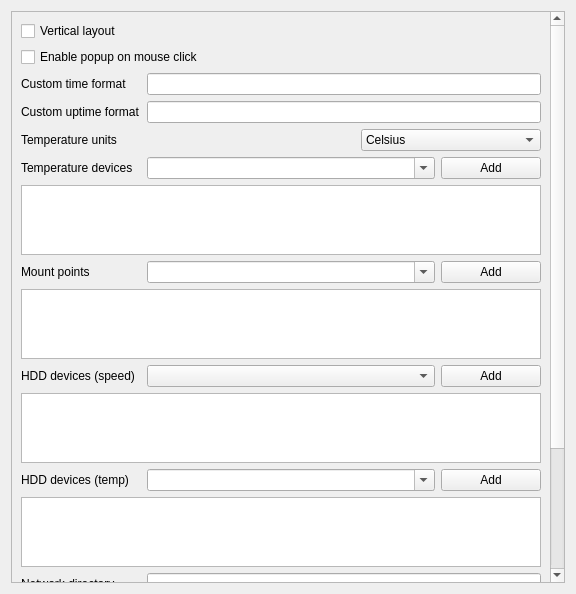
Qt form sources/ptm/contents/ui/advanced.ui (arcan1s/awesome-widgets) before a commit.
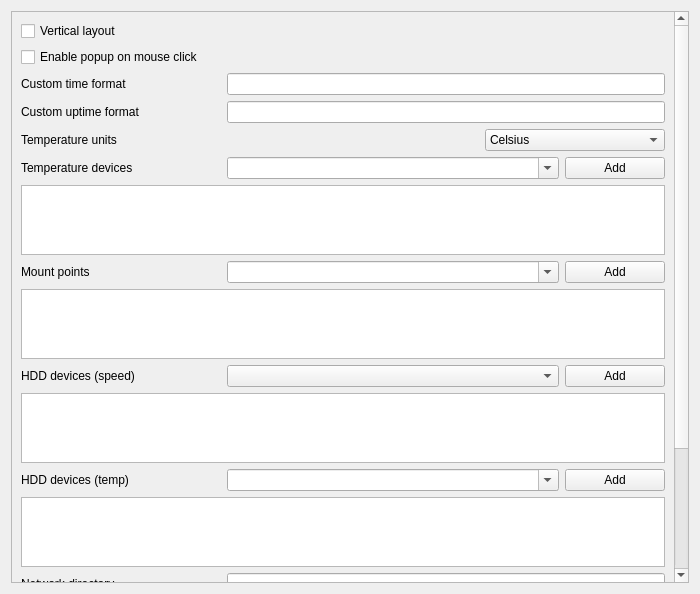
The same form after that commit.

Commit message: edit size of fields in configuration interface

Diff of the .ui file:
```diff
--- a/sources/ptm/contents/ui/advanced.ui
+++ b/sources/ptm/contents/ui/advanced.ui
@@ -6,7 +6,7 @@
    <rect>
     <x>0</x>
     <y>0</y>
-    <width>576</width>
+    <width>700</width>
     <height>594</height>
    </rect>
   </property>
@@ -18,7 +18,7 @@
   </property>
   <property name="minimumSize">
    <size>
-    <width>576</width>
+    <width>700</width>
     <height>0</height>
    </size>
   </property>
@@ -41,8 +41,8 @@
       <property name="geometry">
        <rect>
         <x>0</x>
-        <y>0</y>
-        <width>542</width>
+        <y>-195</y>
+        <width>666</width>
         <height>773</height>
        </rect>
       </property>
@@ -67,7 +67,7 @@
           <widget class="QLabel" name="label_timeFormat">
            <property name="minimumSize">
             <size>
-             <width>120</width>
+             <width>200</width>
              <height>0</height>
             </size>
            </property>
@@ -109,7 +109,7 @@
           <widget class="QLabel" name="label_uptimeFormat">
            <property name="minimumSize">
             <size>
-             <width>120</width>
+             <width>200</width>
              <height>0</height>
             </size>
            </property>
@@ -141,7 +141,7 @@
           <widget class="QLabel" name="label_tempUnits">
            <property name="minimumSize">
             <size>
-             <width>120</width>
+             <width>200</width>
              <height>0</height>
             </size>
            </property>
@@ -198,7 +198,7 @@
             <widget class="QLabel" name="label_tempDevice">
              <property name="minimumSize">
               <size>
-               <width>120</width>
+               <width>200</width>
                <height>0</height>
               </size>
              </property>
@@ -253,7 +253,7 @@
             <widget class="QLabel" name="label_mount">
              <property name="minimumSize">
               <size>
-               <width>120</width>
+               <width>200</width>
                <height>0</height>
               </size>
              </property>
@@ -308,7 +308,7 @@
             <widget class="QLabel" name="label_hddSpeedDevice">
              <property name="minimumSize">
               <size>
-               <width>120</width>
+               <width>200</width>
                <height>0</height>
               </size>
              </property>
@@ -360,7 +360,7 @@
             <widget class="QLabel" name="label_hddDevice">
              <property name="minimumSize">
               <size>
-               <width>120</width>
+               <width>200</width>
                <height>0</height>
               </size>
              </property>
@@ -413,7 +413,7 @@
           <widget class="QLabel" name="label_netdir">
            <property name="minimumSize">
             <size>
-             <width>120</width>
+             <width>200</width>
              <height>0</height>
             </size>
            </property>
```
Left out of the diff: 10 changed lines with no effect on the pictures. The commit also changes 5 other files.
